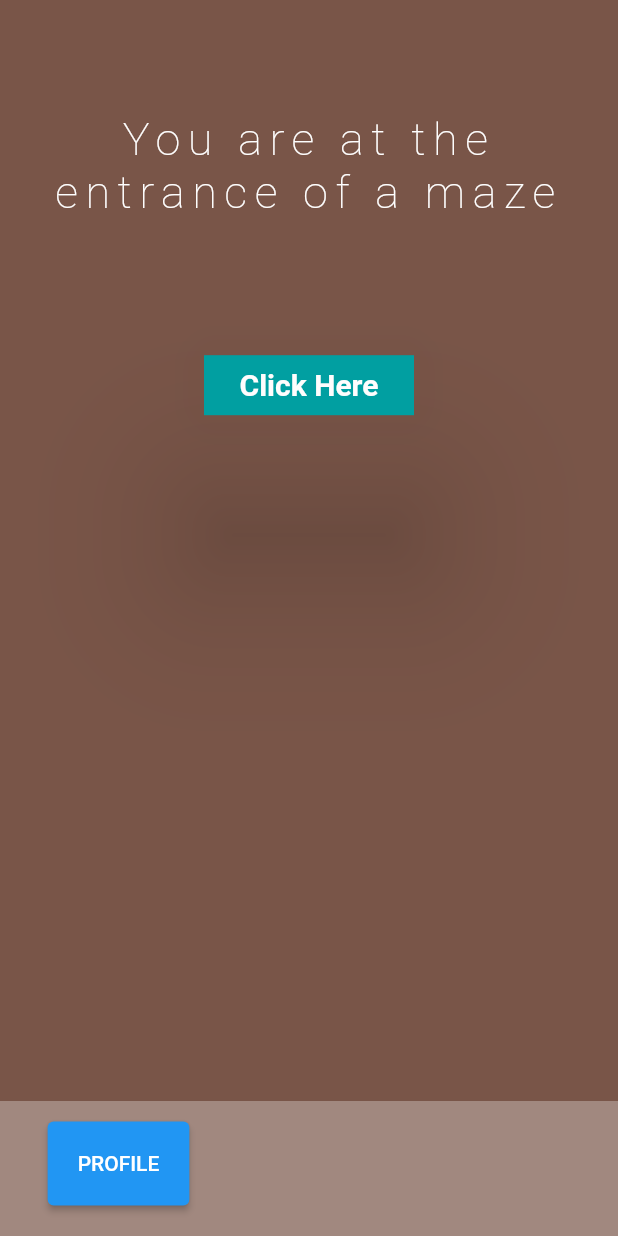
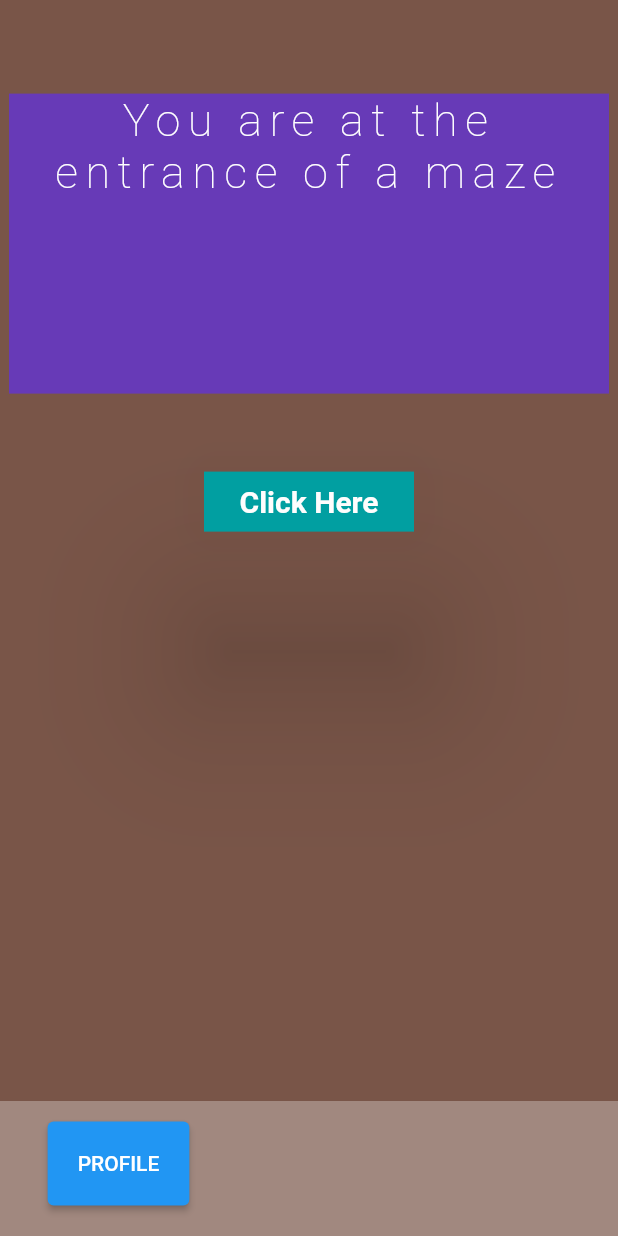
Before and after one commit to RhysRoo/UniFlutterProject, a Flutter app: the screen it shows after launch, on a phone screen of 412 x 824 dp. Run offline on Flutter 3.47's test engine with Material 2 defaults, Android fonts, the phone set to English and light mode, and no system bars.

Commit message:
text_inside_container_&_Stack

```diff
--- a/lib/main.dart
+++ b/lib/main.dart
@@ -90,7 +90,7 @@ class MyFlutterState extends State<MyFlutterApp> {
             alignment: Alignment.topLeft,
             children: [
               Align(
-                alignment: const Alignment(0.0, -0.4),
+                alignment: const Alignment(0.0, -0.2),
                 child: MaterialButton(
                   onPressed: () {
                     buttonHandler();
@@ -117,7 +117,15 @@ class MyFlutterState extends State<MyFlutterApp> {
               ),
               Align(
                 alignment: const Alignment(0.0, -0.8),
-                child: Text(
+                child: Container(
+                    width: 400,
+                    height: 200,
+                    decoration: const BoxDecoration(
+                        color: Colors.deepPurple,
+                        borderRadius: BorderRadius.horizontal()),
+                    child: Stack(
+                      children: [
+                        Text(
                           description,
                           textAlign: TextAlign.center,
                           overflow: TextOverflow.clip,
@@ -129,6 +137,8 @@ class MyFlutterState extends State<MyFlutterApp> {
                             color: Color(0xffffffff),
                           ),
                         ),
+                      ],
+                    )),
               ),
               Align(
                 alignment: const Alignment(0.0, 1.0),
```
Lines whose indentation alone changed are shown as unchanged.
